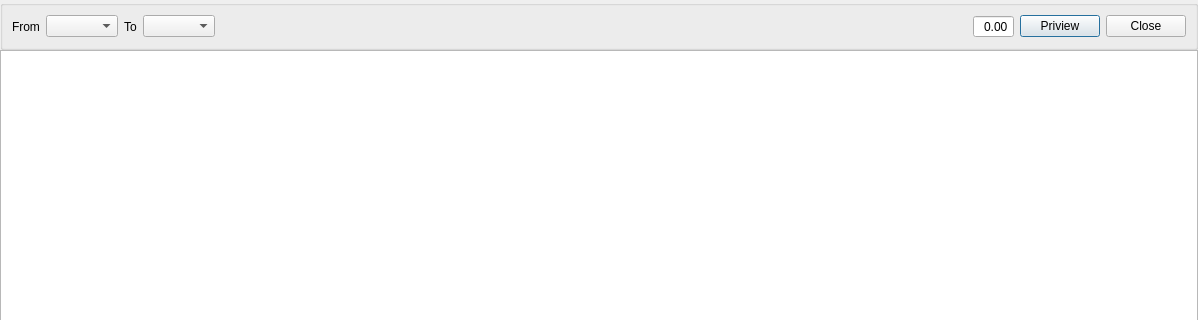
First picture: the form in periodclose/periodclosedialog.ui, repository ytxerp/ytx-client, before the edit; both pictures show x 0 to 1198 and y 0 to 320 of the 1198 by 640 pixel window.
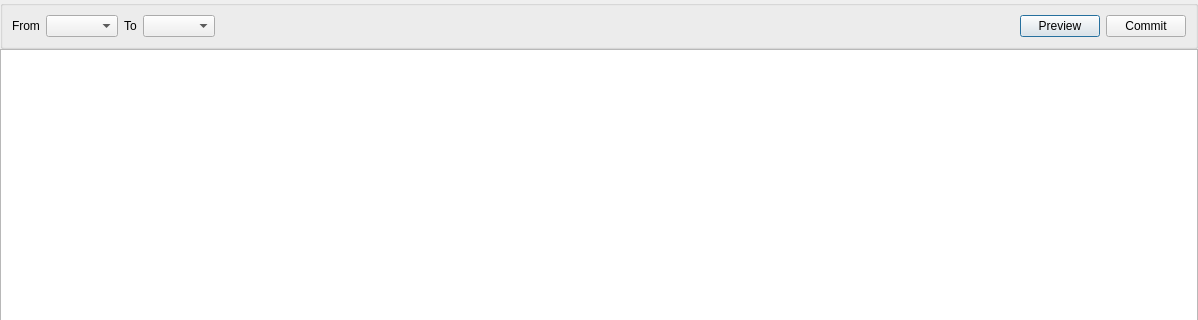
Second picture: the form after the edit. Custom widgets are drawn as their Qt base class.

Commit message: Impl Period Close

Diff of the .ui file:
```diff
--- a/periodclose/periodclosedialog.ui
+++ b/periodclose/periodclosedialog.ui
@@ -69,35 +69,16 @@
        </spacer>
       </item>
       <item>
-       <widget class="QDoubleSpinBox" name="doubleSpinBox">
-        <property name="alignment">
-         <set>Qt::AlignmentFlag::AlignRight|Qt::AlignmentFlag::AlignTrailing|Qt::AlignmentFlag::AlignVCenter</set>
-        </property>
-        <property name="readOnly">
-         <bool>true</bool>
-        </property>
-        <property name="buttonSymbols">
-         <enum>QAbstractSpinBox::ButtonSymbols::NoButtons</enum>
-        </property>
-        <property name="showGroupSeparator" stdset="0">
-         <bool>true</bool>
-        </property>
-        <property name="stepType">
-         <enum>QAbstractSpinBox::StepType::AdaptiveDecimalStepType</enum>
-        </property>
-       </widget>
-      </item>
-      <item>
-       <widget class="QPushButton" name="pushButtonPriview">
+       <widget class="QPushButton" name="pushButtonPreview">
         <property name="text">
-         <string>Priview</string>
+         <string>Preview</string>
         </property>
        </widget>
       </item>
       <item>
        <widget class="QPushButton" name="pushButtonClose">
         <property name="text">
-         <string>Close</string>
+         <string>Commit</string>
         </property>
        </widget>
       </item>
```
Left out of the diff: 12 changed lines with no effect on the pictures. The commit also changes 8 other files.
